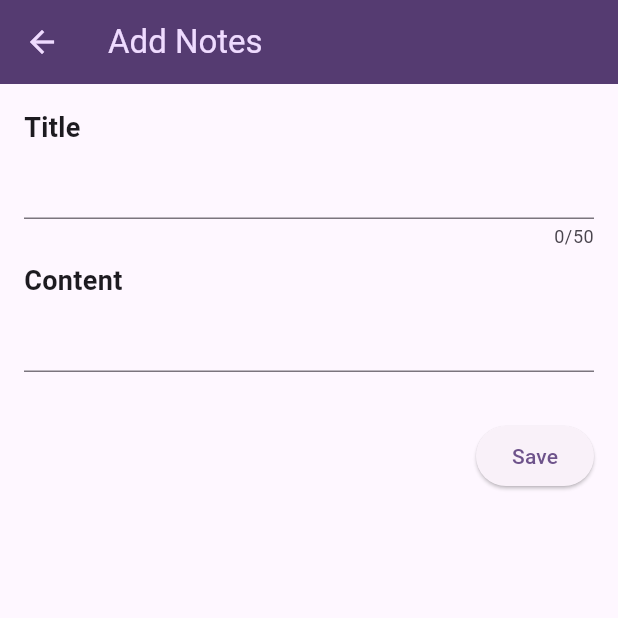
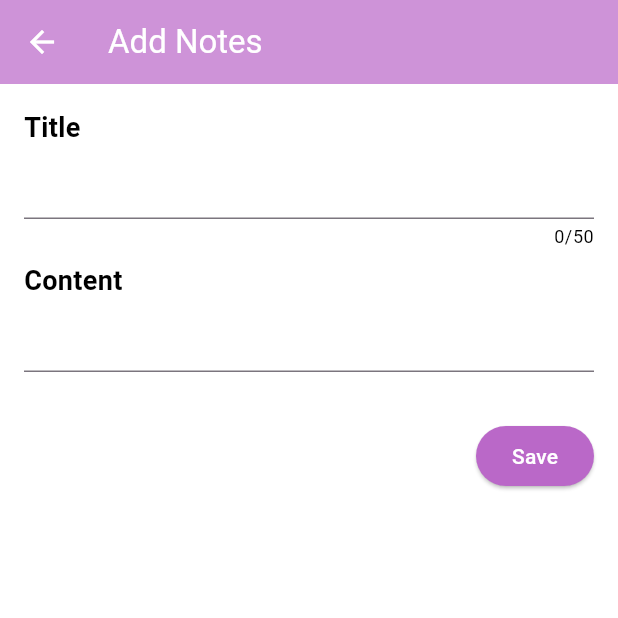
Before and after one commit to Chinez-droid/note_app, a Flutter app: the screen it shows after launch, after a tap on the "add" icon, on a phone screen of 412 x 824 dp, the top half of it. Run offline on Flutter 3.47's test engine with Material 3 defaults, Android fonts, the phone set to English and light mode, and no system bars; our stand-ins replace sqflite; accounts and stored records are empty.

Commit message:
Note App Fully Built

```diff
--- a/lib/data/database_helper.dart
+++ b/lib/data/database_helper.dart
@@ -1,6 +1,6 @@
 import 'package:path/path.dart';
 import 'package:sqflite/sqflite.dart';
-import 'package:note_app/models/note.dart';
+import 'package:note_app/models/note.dart' as model;
 
 class DatabaseHelper {
   static final DatabaseHelper instance = DatabaseHelper._init();
@@ -10,7 +10,6 @@ class DatabaseHelper {
 
   Future<Database> get database async {
     if (_database != null) return _database!;
-
     _database = await _initDB('notes.db');
     return _database!;
   }
@@ -18,7 +17,6 @@ class DatabaseHelper {
   Future<Database> _initDB(String filePath) async {
     final dbPath = await getDatabasesPath();
     final path = join(dbPath, filePath);
-
     return await openDatabase(path, version: 1, onCreate: _createDB);
   }
 
@@ -26,7 +24,6 @@ class DatabaseHelper {
     const idType = 'INTEGER PRIMARY KEY AUTOINCREMENT';
     const textType = 'TEXT NOT NULL';
     const intType = 'INTEGER NOT NULL';
-
     await db.execute('''
       CREATE TABLE $tableNotes (
         ${NoteFields.id} $idType,
@@ -37,43 +34,36 @@ class DatabaseHelper {
     ''');
   }
 
-  Future<Note> createNote(Note note) async {
+  Future<model.Note> createNote(model.Note note) async {
     final db = await instance.database;
-
     final id = await db.insert(tableNotes, note.toJson());
     return note.copy(id: id);
   }
 
-  Future<Note> readNote(int id) async {
+  Future<model.Note> readNote(int id) async {
     final db = await instance.database;
-
     final maps = await db.query(
       tableNotes,
       columns: NoteFields.values,
       where: '${NoteFields.id} = ?',
       whereArgs: [id],
     );
-
     if (maps.isNotEmpty) {
-      return Note.fromJson(maps.first);
+      return model.Note.fromJson(maps.first);
     } else {
       throw Exception('ID $id not found');
     }
   }
 
-  Future<List<Note>> readAllNotes() async {
+  Future<List<model.Note>> readAllNotes() async {
     final db = await instance.database;
-
     final orderBy = '${NoteFields.createdAt} ASC';
-
     final result = await db.query(tableNotes, orderBy: orderBy);
-
-    return result.map((json) => Note.fromJson(json)).toList();
+    return result.map((json) => model.Note.fromJson(json)).toList();
   }
 
-  Future<int> updateNote(Note note) async {
+  Future<int> updateNote(model.Note note) async {
     final db = await instance.database;
-
     return db.update(
       tableNotes,
       note.toJson(),
@@ -84,7 +74,6 @@ class DatabaseHelper {
 
   Future<int> deleteNote(int id) async {
     final db = await instance.database;
-
     return await db.delete(
       tableNotes,
       where: '${NoteFields.id} = ?',
@@ -97,3 +86,19 @@ class DatabaseHelper {
     db.close();
   }
 }
+
+const String tableNotes = 'notes';
+
+class NoteFields {
+  static final List<String> values = [
+    id,
+    title,
+    content,
+    createdAt,
+  ];
+
+  static const String id = '_id';
+  static const String title = 'title';
+  static const String content = 'content';
+  static const String createdAt = 'createdAt';
+}
--- a/lib/main.dart
+++ b/lib/main.dart
@@ -1,22 +1,43 @@
 import 'package:flutter/material.dart';
 import 'package:note_app/screens/home_screen.dart';
 
-// storing the purple theme for the light mode
-var purpleTheme = ColorScheme.fromSeed(
+void main() {
+  runApp(const MyApp());
+}
+
+class MyApp extends StatelessWidget {
+  const MyApp({super.key});
+
+  @override
+  Widget build(BuildContext context) {
+    return MaterialApp(
+      title: 'Chinez Note',
+      debugShowCheckedModeBanner: false,
+      theme: ThemeData(
+        useMaterial3: true,
+        colorScheme: _lightTheme,
+        appBarTheme: const AppBarTheme().copyWith(
+          backgroundColor: Colors.purple.shade200,
+          foregroundColor: Colors.white,
+        ),
+      ),
+      darkTheme: ThemeData(
+        useMaterial3: true,
+        colorScheme: _darkTheme,
+        appBarTheme: const AppBarTheme().copyWith(
+          backgroundColor: Colors.blueGrey.shade900,
+          foregroundColor: Colors.white,
+        ),
+      ),
+      home: const HomeScreen(),
+    );
+  }
+}
+
+// Light theme colors
+var _lightTheme = ColorScheme.fromSeed(
   seedColor: const Color.fromARGB(13, 91, 13, 159),
 );
 
-void main() {
-  runApp(MaterialApp(
-    // configuring the app bar theme
-    theme: ThemeData().copyWith(
-      useMaterial3: true,
-      // using stored colors for theming aside the display backround
-      colorScheme: purpleTheme,
-      appBarTheme: const AppBarTheme().copyWith(
-          backgroundColor: purpleTheme.onPrimaryContainer,
-          foregroundColor: purpleTheme.primaryContainer),
-    ),
-    home: const HomeScreen(),
-  ));
-}
+// Dark theme colors
+var _darkTheme = const ColorScheme.dark();
--- a/lib/screens/home_screen.dart
+++ b/lib/screens/home_screen.dart
@@ -1,6 +1,6 @@
 import 'package:flutter/material.dart';
 import 'package:note_app/data/database_helper.dart';
-import 'package:note_app/models/note.dart';
+import 'package:note_app/models/note.dart' as model;
 import 'package:note_app/screens/input_screen.dart';
 import 'package:note_app/widgets/note_card.dart';
 
@@ -15,14 +15,14 @@ class HomeScreen extends StatefulWidget {
 
 class _HomeScreenState extends State<HomeScreen> {
   late DatabaseHelper _databaseHelper;
-  List<Note> _notes = [];
-  List<Note> _deletedNotes = [];
+  List<model.Note> _notes = [];
+  bool _isDarkMode = false;
 
   @override
   void initState() {
     super.initState();
     _initializeDatabase();
-    _refreshNotes(); // Load initial notes
+    _refreshNotes();
   }
 
   Future<void> _initializeDatabase() async {
@@ -32,55 +32,46 @@ class _HomeScreenState extends State<HomeScreen> {
   Future<void> _refreshNotes() async {
     final notes = await _databaseHelper.readAllNotes();
     setState(() {
-      _notes = notes;
+      _notes = notes.map((note) => model.Note.fromJson(note.toJson())).toList();
     });
   }
 
   void _addNote(String title, String content) async {
-    final note = Note(
+    final note = model.Note(
       title: title,
       content: content,
-        createdAt: DateTime.now().millisecondsSinceEpoch);
+      createdAt: DateTime.now().millisecondsSinceEpoch,
+    );
     await _databaseHelper.createNote(note);
     _refreshNotes();
   }
 
   void _editNote(int id, String newTitle, String newContent) async {
     final note = await _databaseHelper.readNote(id);
-    final updatedNote = note.copy(title: newTitle, content: newContent);
+    final updatedNote = model.Note.fromJson(note.toJson())
+        .copy(title: newTitle, content: newContent);
     await _databaseHelper.updateNote(updatedNote);
     _refreshNotes();
   }
 
-  void _deleteNote(int index, Note note) async {
+  void _deleteNote(int index, model.Note note) async {
     await _databaseHelper.deleteNote(note.id!);
-    _deletedNotes.add(note);
     setState(() {
       _notes.removeAt(index);
     });
-
-    ScaffoldMessenger.of(context).showSnackBar(
-      SnackBar(
-        content: Text('${_deletedNotes.length} note(s) deleted'),
-        action: SnackBarAction(
-          label: 'Undo',
-          onPressed: _undoDeletion,
-        ),
-        duration: const Duration(seconds: 5),
-      ),
-    );
   }
 
-  void _undoDeletion() {
+  void _toggleThemeMode() {
     setState(() {
-      _notes.insertAll(0, _deletedNotes.reversed.toList());
-      _deletedNotes.clear();
+      _isDarkMode = !_isDarkMode;
     });
   }
 
   @override
   Widget build(BuildContext context) {
-    return Scaffold(
+    return MaterialApp(
+      theme: _isDarkMode ? _darkTheme : _lightTheme,
+      home: Scaffold(
         appBar: AppBar(
           title: const Text('Chinez Note'),
           actions: [
@@ -89,7 +80,10 @@ class _HomeScreenState extends State<HomeScreen> {
                 Navigator.push(
                   context,
                   MaterialPageRoute(
-                  builder: (ctx) => InputScreen(addNote: _addNote),
+                    builder: (ctx) => InputScreen(
+                      addNote: _addNote,
+                      isDarkMode: _isDarkMode,
+                    ),
                   ),
                 );
               },
@@ -105,7 +99,7 @@ class _HomeScreenState extends State<HomeScreen> {
             return Padding(
               padding: const EdgeInsets.symmetric(vertical: 8.0),
               child: Dismissible(
-              key: ValueKey(note.id),
+                key: UniqueKey(),
                 background: Container(
                   color: Colors.red,
                   child: const Align(
@@ -123,11 +117,39 @@ class _HomeScreenState extends State<HomeScreen> {
                   note: note,
                   index: note.id!,
                   editNote: _editNote,
+                  isDarkMode: _isDarkMode,
                 ),
               ),
             );
           },
         ),
+        floatingActionButton: FloatingActionButton(
+          onPressed: _toggleThemeMode,
+          child: Icon(_isDarkMode ? Icons.light_mode : Icons.dark_mode),
+        ),
+      ),
     );
   }
 }
+
+// Light theme colors
+var _lightTheme = ThemeData(
+  useMaterial3: true,
+  colorScheme: ColorScheme.fromSeed(
+    seedColor: const Color.fromARGB(13, 91, 13, 159),
+  ),
+  appBarTheme: const AppBarTheme().copyWith(
+    backgroundColor: Colors.purple.shade200,
+    foregroundColor: Colors.white,
+  ),
+);
+
+// Dark theme colors
+var _darkTheme = ThemeData(
+  useMaterial3: true,
+  colorScheme: const ColorScheme.dark(),
+  appBarTheme: const AppBarTheme().copyWith(
+    backgroundColor: Colors.blueGrey.shade900,
+    foregroundColor: Colors.white,
+  ),
+);
--- a/lib/screens/input_screen.dart
+++ b/lib/screens/input_screen.dart
@@ -1,23 +1,23 @@
 import 'package:flutter/material.dart';
 
 class InputScreen extends StatefulWidget {
-  const InputScreen({super.key, required this.addNote});
+  const InputScreen({
+    super.key,
+    required this.addNote,
+    required this.isDarkMode,
+  });
 
-  // passing a function parameter to receive the addNote callback
   final Function(String, String) addNote;
+  final bool isDarkMode;
 
   @override
-  State<StatefulWidget> createState() {
-    return _InputScreenState();
-  }
+  State<InputScreen> createState() => _InputScreenState();
 }
 
 class _InputScreenState extends State<InputScreen> {
-  // storing the user's input (for the title & note)
   final TextEditingController _titleController = TextEditingController();
   final TextEditingController _noteController = TextEditingController();
 
-  // disposing the user's input when it's removed from the user
   @override
   void dispose() {
     _titleController.dispose();
@@ -30,8 +30,14 @@ class _InputScreenState extends State<InputScreen> {
     return Scaffold(
       appBar: AppBar(
         title: const Text('Add Notes'),
+        backgroundColor: widget.isDarkMode
+            ? Colors.blueGrey.shade900
+            : Colors.purple.shade200,
+        foregroundColor: Colors.white,
       ),
-      body: Padding(
+      body: Container(
+        color: widget.isDarkMode ? Colors.blueGrey.shade900 : Colors.white,
+        child: Padding(
           padding: const EdgeInsets.all(16),
           child: Column(
             crossAxisAlignment: CrossAxisAlignment.start,
@@ -39,28 +45,41 @@ class _InputScreenState extends State<InputScreen> {
               Column(
                 crossAxisAlignment: CrossAxisAlignment.start,
                 children: [
-                const Text(
+                  Text(
                     'Title',
                     style: TextStyle(
                       fontSize: 18,
                       fontWeight: FontWeight.bold,
+                      color: widget.isDarkMode ? Colors.white : Colors.black,
                     ),
                   ),
                   TextField(
                     controller: _titleController,
                     maxLength: 50,
+                    style: TextStyle(
+                      color: widget.isDarkMode ? Colors.white : Colors.black,
+                    ),
+                    decoration: InputDecoration(
+                      counterStyle: TextStyle(
+                        color: widget.isDarkMode ? Colors.white : Colors.black,
+                      ),
+                    ),
                   ),
                   const SizedBox(height: 8),
-                const Text(
+                  Text(
                     'Content',
                     style: TextStyle(
                       fontSize: 18,
                       fontWeight: FontWeight.bold,
+                      color: widget.isDarkMode ? Colors.white : Colors.black,
                     ),
                   ),
                   TextField(
                     controller: _noteController,
-                  maxLines: null, // allow multiline input
+                    maxLines: 1,
+                    style: TextStyle(
+                      color: widget.isDarkMode ? Colors.white : Colors.black,
+                    ),
                   ),
                   const SizedBox(height: 32),
                   Row(
@@ -75,6 +94,12 @@ class _InputScreenState extends State<InputScreen> {
                             Navigator.pop(context);
                           }
                         },
+                        style: ElevatedButton.styleFrom(
+                          backgroundColor: widget.isDarkMode
+                              ? Colors.blueGrey.shade600
+                              : Colors.purple.shade300,
+                          foregroundColor: Colors.white,
+                        ),
                         child: const Text('Save'),
                       ),
                     ],
@@ -84,6 +109,7 @@ class _InputScreenState extends State<InputScreen> {
             ],
           ),
         ),
+      ),
     );
   }
 }
```
Also changed, not shown: lib/models/note.dart (+1 -15 lines), lib/screens/edit_screen.dart (+9 -1 lines), lib/widgets/note_card.dart (+15 -4 lines). Lines whose indentation alone changed are shown as unchanged.
